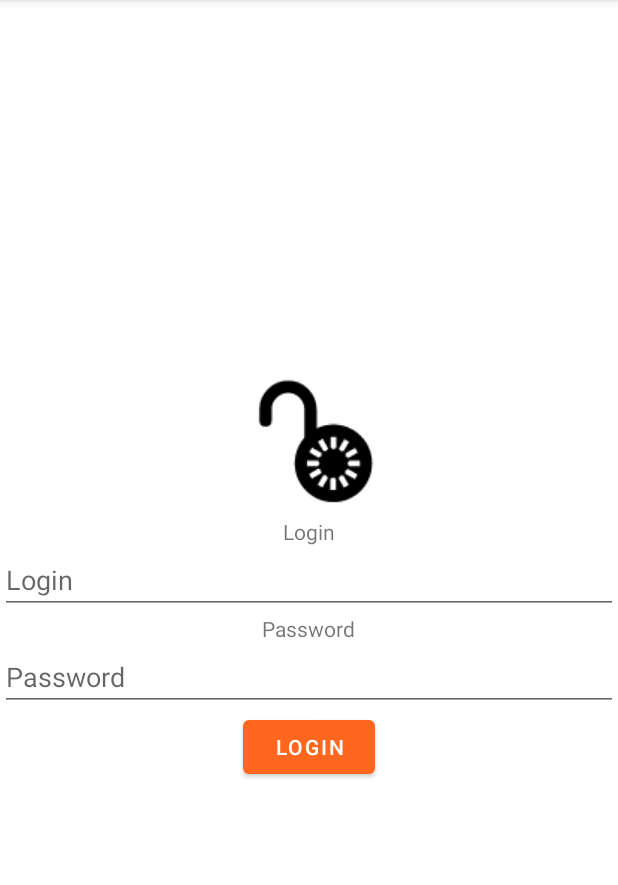
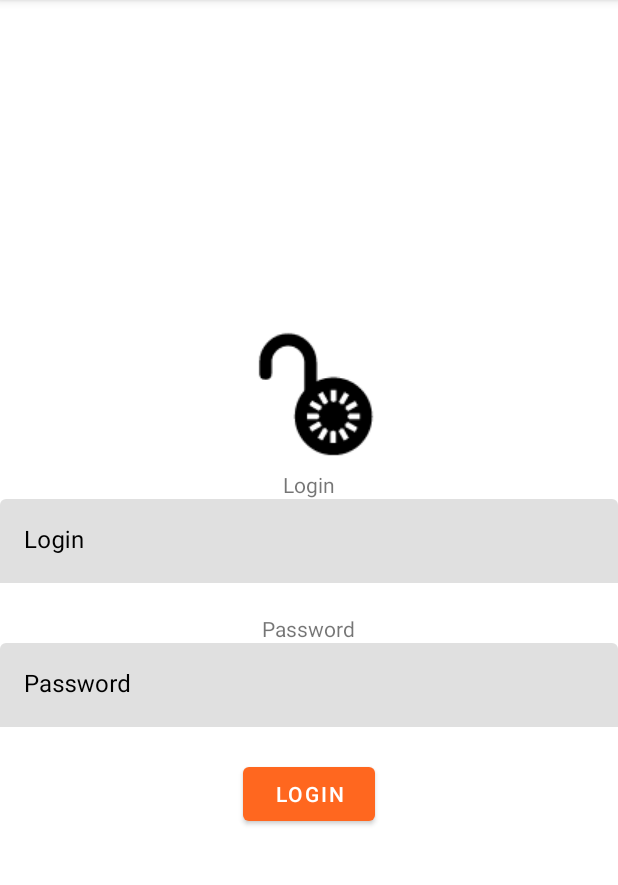
Before and after one commit to Anna-Surma/BEng-Thesis, an Android app: the screen it shows after launch (MainActivity), after a tap on "START", on a phone screen of 412 x 824 dp, the part 84-969 px from its top. Run offline under Robolectric (Android 15) with nearby library versions, the phone set to English and light mode, and no system bars; our stand-ins replace Dagger/Hilt's generated code, navigation-ui; network calls fail.

Commit message:
Add login and network connection errors

```diff
--- a/app/src/main/java/com/example/inzynierka_app/fragment/LoginFragment.kt
+++ b/app/src/main/java/com/example/inzynierka_app/fragment/LoginFragment.kt
@@ -1,9 +1,12 @@
 package com.example.inzynierka_app.fragment
 
+import android.app.AlertDialog
+import android.content.DialogInterface
 import android.os.Bundle
 import android.view.LayoutInflater
 import android.view.View
 import android.view.ViewGroup
+import android.widget.Toast
 import androidx.fragment.app.Fragment
 import androidx.lifecycle.ViewModelProvider
 import androidx.navigation.fragment.findNavController
@@ -40,6 +43,35 @@ class LoginFragment : Fragment() {
             }
         }
 
+        viewModel.loginErrorMessage.observe(viewLifecycleOwner) {
+            if (it != null) {
+                binding.emailTextInputLayout.error = resources.getString(it)
+                binding.passwordTextInputLayout.error = resources.getString(it)
+            } else {
+                binding.emailTextInputLayout.error = null
+                binding.passwordTextInputLayout.error = null
+            }
+        }
+
+        viewModel.networkErrorMessageBox.observe(viewLifecycleOwner) {
+            if (it != null) {
+                val builder = AlertDialog.Builder(context)
+
+                with(builder)
+                {
+                    setTitle("Network failure")
+                    setMessage(it)
+                    setPositiveButton("OK", DialogInterface.OnClickListener{ dialog: DialogInterface, _: Int ->
+                        dialog.cancel()
+                    })
+                    show()
+                }
+            }
+            else {
+                binding.emailTextInputLayout.error = null
+                binding.passwordEditText.error = null
+            }
+        }
         return view
     }
 
--- a/app/src/main/java/com/example/inzynierka_app/viewmodel/LoginViewModel.kt
+++ b/app/src/main/java/com/example/inzynierka_app/viewmodel/LoginViewModel.kt
@@ -5,6 +5,7 @@ import androidx.lifecycle.LiveData
 import androidx.lifecycle.MutableLiveData
 import androidx.lifecycle.ViewModel
 import androidx.lifecycle.viewModelScope
+import com.example.inzynierka_app.R
 import com.example.inzynierka_app.model.*
 import com.example.inzynierka_app.repository.MainRepository
 import dagger.hilt.android.lifecycle.HiltViewModel
@@ -25,15 +26,23 @@ class LoginViewModel @Inject constructor(
     val logInEvent: LiveData<LogInEvent>
         get() = _logInEvent
 
+    private val _loginErrorMessage = MutableLiveData<Int?>(null)
+    val loginErrorMessage: LiveData<Int?> = _loginErrorMessage
+
+    private val _networkErrorMessageBox = MutableLiveData<Int?>(null)
+    val networkErrorMessageBox: LiveData<Int?> = _networkErrorMessageBox
+
+
     fun onSignInButtonClicked() {
         loginUser(params)
     }
-        private fun loginUser(param: LoginParams) = viewModelScope.launch {
-            mainRepository.login(LoginRequest(id = 0, jsonrpc = "2.0", method = "Api.Login", param))
-                .enqueue(object : Callback<LoginResponse> {
+
+    private fun loginUser(param: LoginParams) = viewModelScope.launch {
+        mainRepository.login(LoginRequest(id = 0, jsonrpc = "2.0", method = "Api.Login", param))
+            .enqueue(object : Callback<LoginResponse> {
 
                 override fun onFailure(call: Call<LoginResponse>, t: Throwable) {
-                    Log.i("LoginFragment", t.message.toString())
+                    assignNetworkError(R.string.networkConnectionError)
                 }
 
                 override fun onResponse(
@@ -45,12 +54,20 @@ class LoginViewModel @Inject constructor(
                         if (loginResponse?.result?.token != null) {
                             mainRepository.saveAuthToken(loginResponse.result.token)
                             _logInEvent.value = LogInEvent(true, loginResponse.result.token)
-                        }
-                        else{
-                            _logInEvent.value = LogInEvent(true, mainRepository.fetchAuthToken())
+                        } else {
+                            _logInEvent.value = LogInEvent(false, mainRepository.fetchAuthToken())
+                            assignFullError(R.string.incorrectPasswordOrEmailError)
                         }
                     }
                 }
             })
     }
+
+    private fun assignFullError(errorMessage: Int?) {
+        _loginErrorMessage.value = errorMessage
+    }
+
+    private fun assignNetworkError(errorMessage: Int?) {
+        _networkErrorMessageBox.value = errorMessage
+    }
 }
--- a/app/src/main/res/layout/fragment_login.xml
+++ b/app/src/main/res/layout/fragment_login.xml
@@ -3,6 +3,7 @@
     xmlns:tools="http://schemas.android.com/tools"
     android:layout_width="match_parent"
     android:layout_height="match_parent"
+    xmlns:app="http://schemas.android.com/apk/res-auto"
     android:gravity="center"
     android:orientation="vertical"
     tools:context=".fragment.LoginFragment">
@@ -19,13 +20,30 @@
         android:layout_height="wrap_content"
         android:text="@string/login" />
 
-    <EditText
-        android:id="@+id/etLogin"
+
+    <com.google.android.material.textfield.TextInputLayout
+        android:id="@+id/emailTextInputLayout"
         android:layout_width="match_parent"
         android:layout_height="wrap_content"
-        android:hint="@string/login"
-        android:importantForAutofill="no"
-        android:inputType="text" />
+        android:hint = "@string/login"
+        android:textColorHint="@color/black"
+        app:boxBackgroundMode="filled"
+        app:boxStrokeWidth="0dp"
+        app:boxStrokeWidthFocused="0dp"
+        app:errorEnabled="true"
+        app:errorTextColor="@color/red"
+        app:errorIconTint="@color/red">
+
+        <com.google.android.material.textfield.TextInputEditText
+            android:id="@+id/loginEditText"
+            android:inputType="textEmailAddress"
+            android:layout_height = "wrap_content"
+            android:layout_width = "match_parent"
+            android:textSize = "16sp"
+            android:textColor = "@color/black" />
+
+    </com.google.android.material.textfield.TextInputLayout>
+
 
     <TextView
         android:id="@+id/tvPassword"
@@ -33,13 +51,27 @@
         android:layout_height="wrap_content"
         android:text="@string/password" />
 
-    <EditText
-        android:id="@+id/etPassword"
+    <com.google.android.material.textfield.TextInputLayout
+        android:id="@+id/passwordTextInputLayout"
         android:layout_width="match_parent"
         android:layout_height="wrap_content"
-        android:hint="@string/password"
-        android:importantForAutofill="no"
-        android:inputType="textPassword" />
+        android:hint = "@string/password"
+        android:textColorHint="@color/black"
+        app:boxBackgroundMode="filled"
+        app:boxStrokeWidth="0dp"
+        app:boxStrokeWidthFocused="0dp"
+        app:errorEnabled="true"
+        app:errorTextColor="@color/red"
+        app:errorIconTint="@color/red">
+
+        <com.google.android.material.textfield.TextInputEditText
+            android:id="@+id/passwordEditText"
+            android:inputType="textEmailAddress"
+            android:layout_height = "wrap_content"
+            android:layout_width = "match_parent"
+            android:textSize = "16sp"
+            android:textColor = "@color/black" />
+    </com.google.android.material.textfield.TextInputLayout>
 
     <Button
         android:id="@+id/btnLogin"
--- a/app/src/main/res/values/colors.xml
+++ b/app/src/main/res/values/colors.xml
@@ -10,4 +10,5 @@
     <color name="orange">#ff671f</color>
     <color name="light_gray">#f3f3f3</color>
     <color name="dark_gray">#646464</color>
+    <color name="red">#FF0000</color>
 </resources>
--- a/app/src/main/res/values/strings.xml
+++ b/app/src/main/res/values/strings.xml
@@ -55,5 +55,7 @@
         <item>RUN</item>
         <item>STOP</item>
     </string-array>
-
+    <string name="incorrectPasswordOrEmailError">Incorrect password or email.</string>
+    <string name="networkConnectionError">Please Check Your Internet Connection Or Try Again Later</string>
+    <string name="error_icon">Error Icon</string>
 </resources>
```
